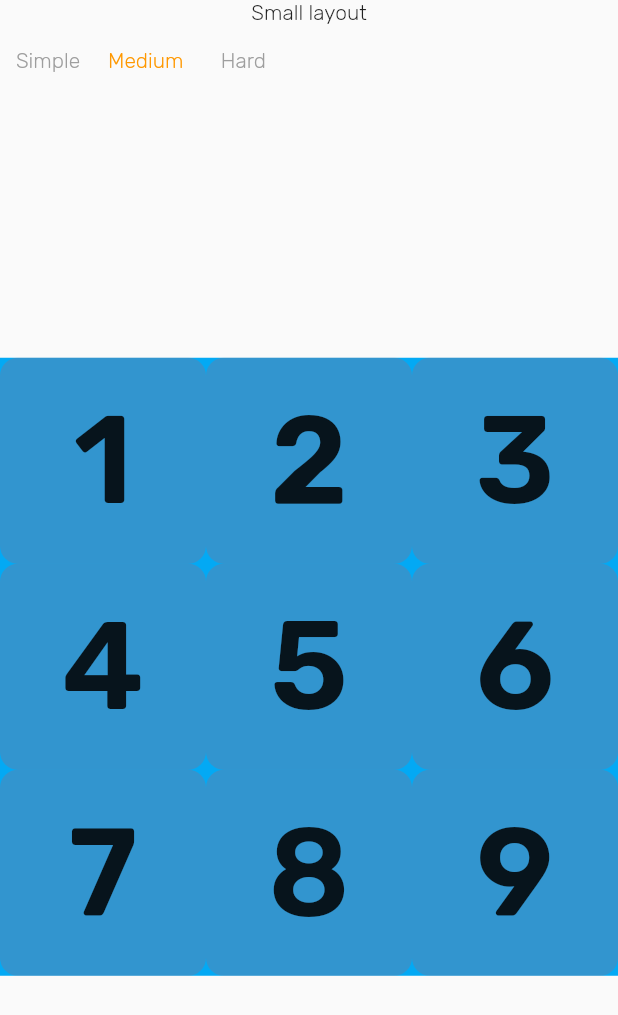
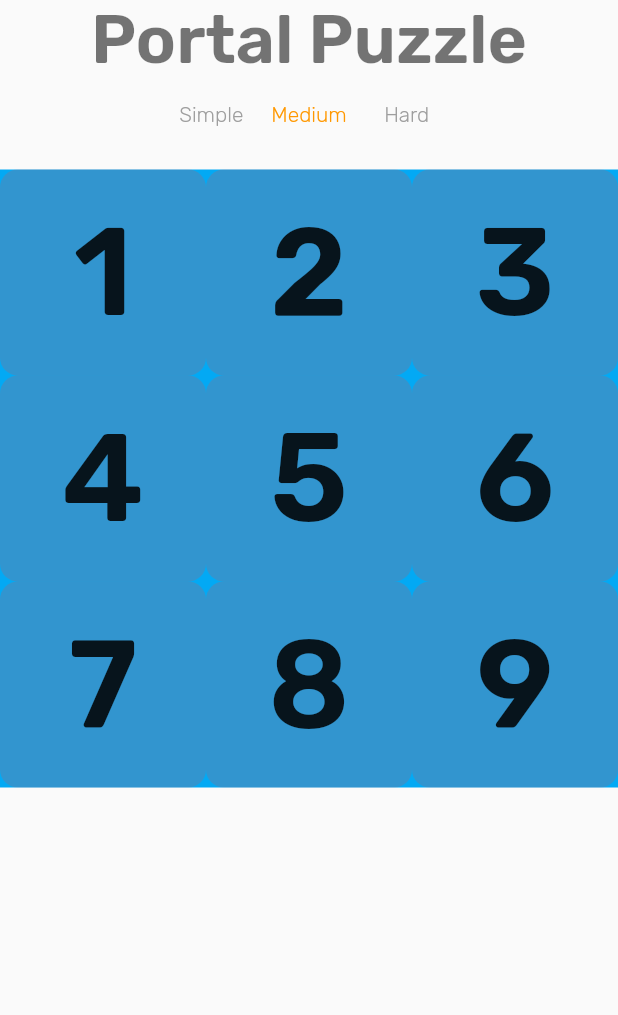
Before and after one commit to mivoligo/portal_puzzle, a Flutter app: the screen it shows after launch, on a phone screen of 412 x 824 dp. Shown: the top 1015 px of the screen. Run offline on Flutter 3.47's test engine with Material 2 defaults, Android fonts, the phone set to English and light mode, and no system bars.

Commit message:
Improve large layout UI

```diff
--- /dev/null
+++ b/lib/app_title.dart
@@ -0,0 +1,25 @@
+import 'package:flutter/material.dart';
+import 'package:portal_puzzle/constants.dart';
+
+class AppTitle extends StatelessWidget {
+  const AppTitle({
+    Key? key,
+    this.isLarge = false,
+  }) : super(key: key);
+
+  final bool isLarge;
+
+  @override
+  Widget build(BuildContext context) {
+    return Text(
+      appName,
+      style: isLarge
+          ? Theme.of(context).textTheme.displayMedium?.copyWith(
+                fontWeight: FontWeight.w600,
+              )
+          : Theme.of(context).textTheme.displaySmall?.copyWith(
+                fontWeight: FontWeight.w600,
+              ),
+    );
+  }
+}
--- a/lib/constants.dart
+++ b/lib/constants.dart
@@ -1,3 +1,4 @@
+const appName = 'Portal Puzzle';
 const widthSmall = 576;
 const widthMedium = 1200;
 const widthLarge = 1440;
--- a/lib/difficulty_selector.dart
+++ b/lib/difficulty_selector.dart
@@ -6,6 +6,7 @@ class DifficultySelector extends StatelessWidget {
   @override
   Widget build(BuildContext context) {
     return Row(
+      mainAxisSize: MainAxisSize.min,
       children: const [
         _DifficultyButton(
           text: 'Simple',
--- a/lib/game_board.dart
+++ b/lib/game_board.dart
@@ -50,7 +50,7 @@ class GameBoxWidget extends StatelessWidget {
       child: Padding(
         padding: EdgeInsets.all(gameBoxRect.width * relativeGapSize / 2),
         child: AnimatedContainer(
-          duration: Duration(milliseconds: 300),
+          duration: const Duration(milliseconds: 300),
           decoration: BoxDecoration(
             borderRadius: const BorderRadius.all(Radius.circular(12)),
             color: box.color,
--- a/lib/home_page.dart
+++ b/lib/home_page.dart
@@ -14,13 +14,13 @@ class HomePage extends StatelessWidget {
         builder: (context, constraints) {
           final layoutWidth = constraints.maxWidth;
           if (layoutWidth < widthSmall) {
-            return SmallLayout();
+            return const SmallLayout();
           } else if (layoutWidth < widthMedium) {
-            return MediumLayout();
+            return const MediumLayout();
           } else if (layoutWidth < widthLarge) {
-            return LargeLayout();
+            return const LargeLayout();
           }
-          return LargeLayout();
+          return const LargeLayout();
         },
       ),
     );
--- a/lib/main.dart
+++ b/lib/main.dart
@@ -1,5 +1,4 @@
 import 'package:flutter/material.dart';
-import 'package:portal_puzzle/game_board.dart';
 
 import 'home_page.dart';
 
--- a/lib/medium_layout.dart
+++ b/lib/medium_layout.dart
@@ -1,4 +1,5 @@
 import 'package:flutter/material.dart';
+import 'package:portal_puzzle/app_title.dart';
 
 import 'game_board.dart';
 
@@ -9,7 +10,7 @@ class MediumLayout extends StatelessWidget {
   Widget build(BuildContext context) {
     return Column(
       children: [
-        Text('Medium layout'),
+        const AppTitle(),
         Expanded(
           child: LayoutBuilder(
             builder: (context, constraints) {
--- a/lib/small_layout.dart
+++ b/lib/small_layout.dart
@@ -1,4 +1,5 @@
 import 'package:flutter/material.dart';
+import 'package:portal_puzzle/app_title.dart';
 import 'package:portal_puzzle/difficulty_selector.dart';
 import 'package:portal_puzzle/game_board.dart';
 
@@ -9,13 +10,18 @@ class SmallLayout extends StatelessWidget {
   Widget build(BuildContext context) {
     return Column(
       children: [
-        Text('Small layout'),
-        DifficultySelector(),
+        const AppTitle(),
         Expanded(
-          child: LayoutBuilder(
-            builder: (context, constraints) {
-              return GameBoard(parentSize: constraints.biggest);
-            },
+          child: Column(
+            children: [
+              const DifficultySelector(),
+              const SizedBox(height: 12),
+              LayoutBuilder(
+                builder: (context, constraints) {
+                  return GameBoard(parentSize: constraints.biggest);
+                },
+              ),
+            ],
           ),
         ),
       ],
```
Also changed, not shown: lib/hero_button.dart (added, +25 -0 lines), lib/large_layout.dart (+48 -8 lines).
